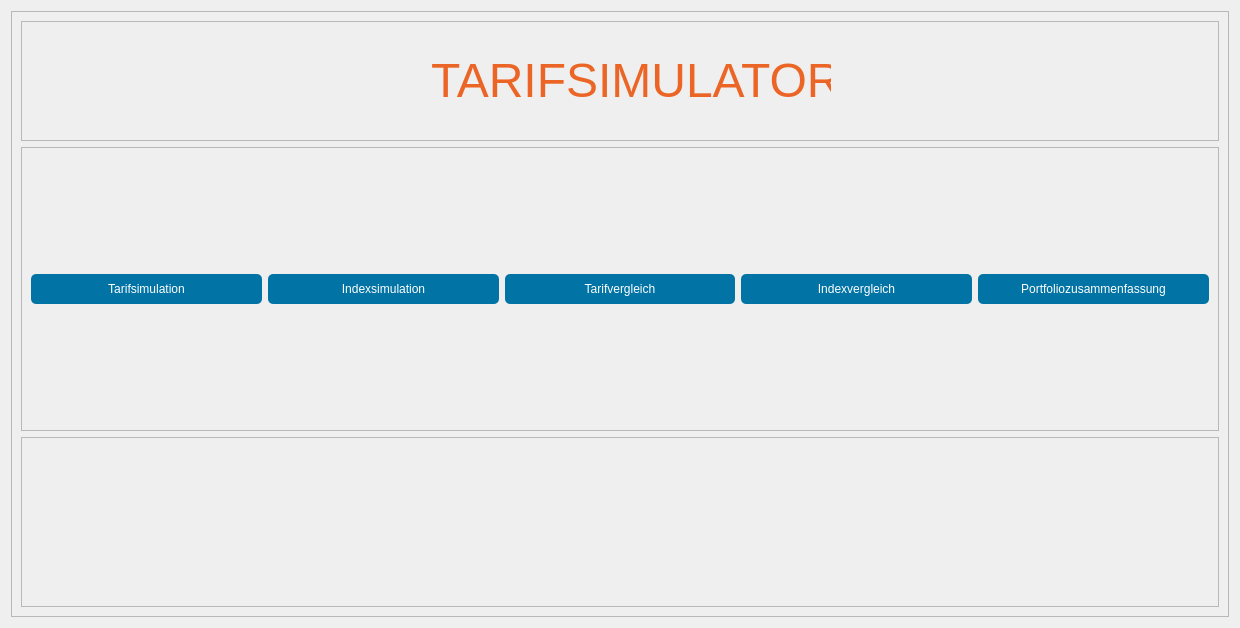
Before: the Qt Designer form ui/windows/main_window/UI_Designer_pages/Main_Menu_v2.ui in MrPantsu/Architecture, drawn with Qt 5.
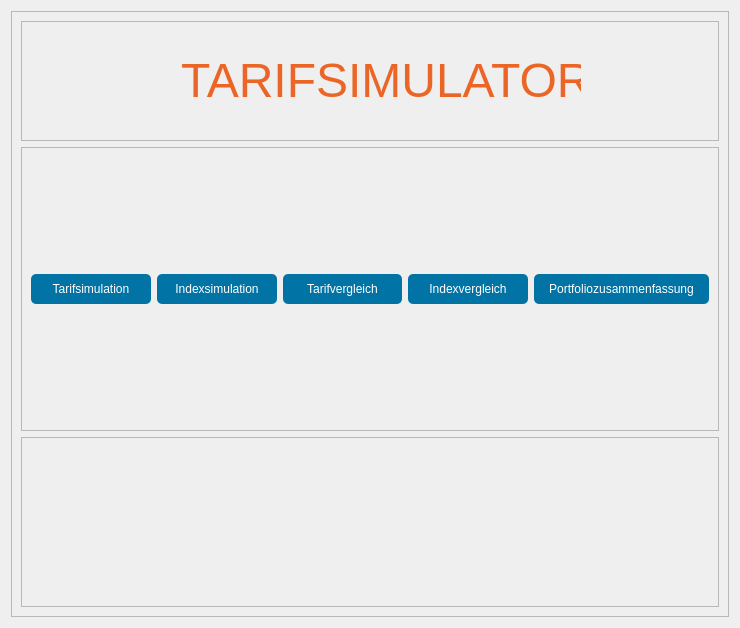
After: the same form once the commit is applied. Icons and pictures are not drawn.

```diff
--- a/ui/windows/main_window/UI_Designer_pages/Main_Menu_v2.ui
+++ b/ui/windows/main_window/UI_Designer_pages/Main_Menu_v2.ui
@@ -6,7 +6,7 @@
    <rect>
     <x>0</x>
     <y>0</y>
-    <width>1240</width>
+    <width>740</width>
     <height>628</height>
    </rect>
   </property>
```
